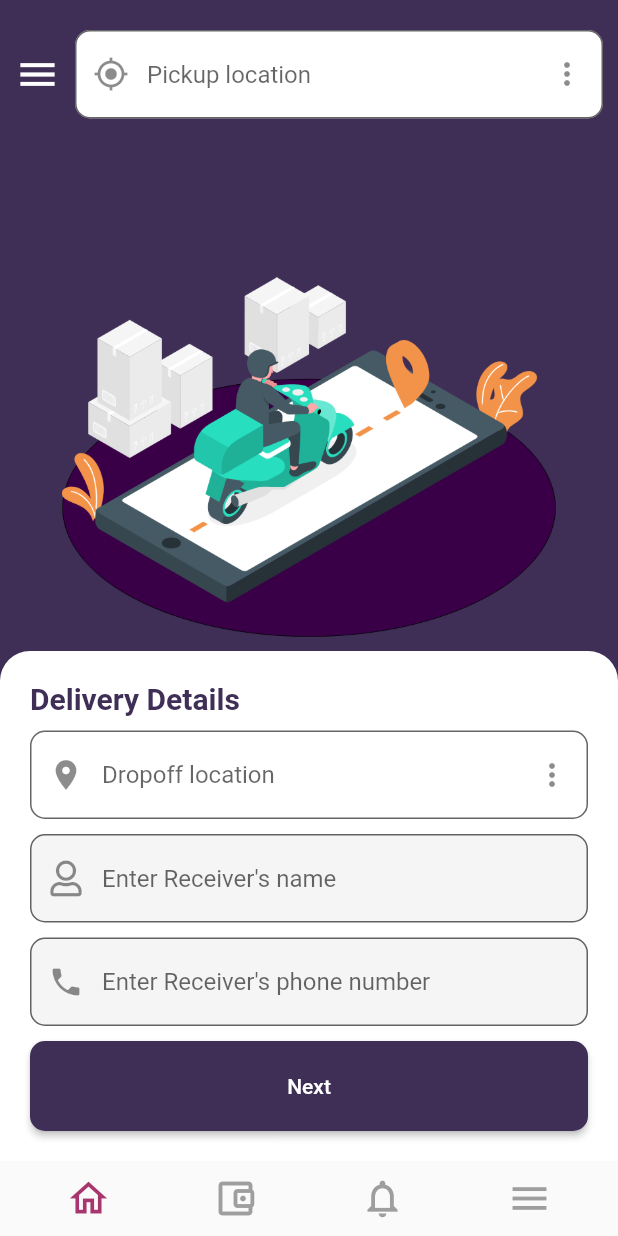
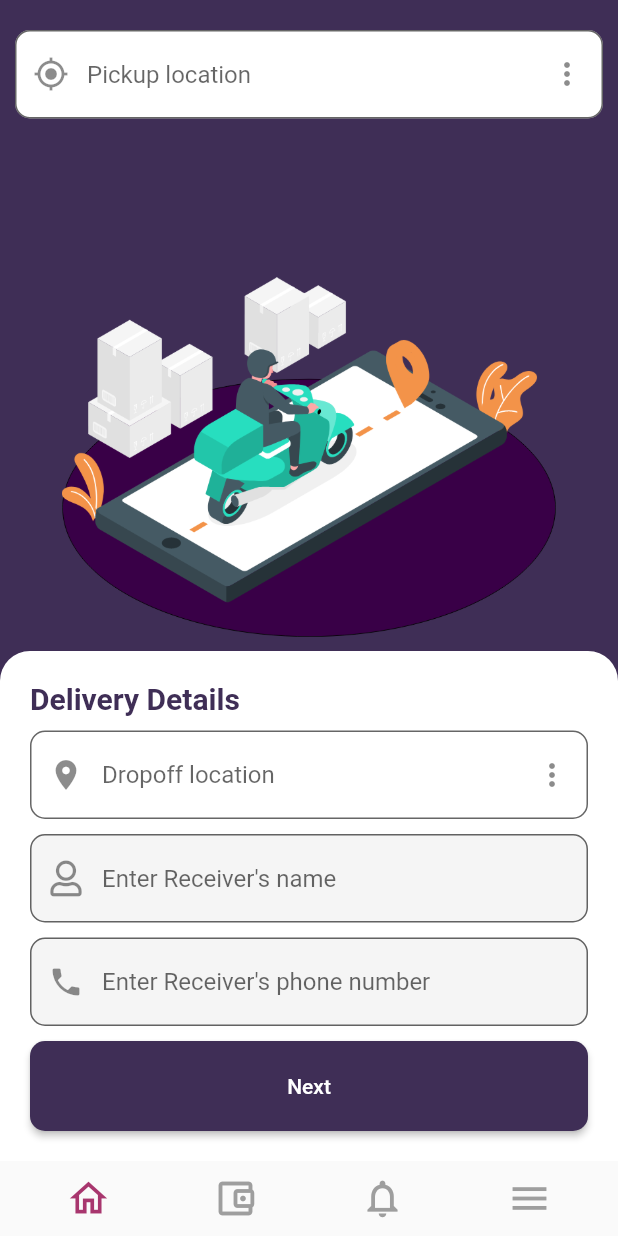
Before and after one commit to Abu-muhab/delivex, a Flutter app: the screen it shows once a user with an empty profile is signed in, on a phone screen of 412 x 824 dp. Run offline on Flutter 3.47's test engine with Material 2 defaults, Android fonts, the phone set to English and light mode, and no system bars; our stand-ins replace cloud_firestore, firebase_auth, firebase_core, flutter_spinkit, font_awesome_flutter, google_maps_flutter and 2 more; missing offline and left inert: flutter_paystack, keyboard_visibility, polyline; accounts and stored records are empty.

Commit message:
Update pickup_home.dart

```diff
--- a/lib/views/pickup_home.dart
+++ b/lib/views/pickup_home.dart
@@ -57,21 +57,6 @@ class PickUpHomeState extends State<PickUpHome> {
                                 alignment: Alignment.topCenter,
                                 child: Row(
                                   children: [
-                                    SizedBox(
-                                      width: 10,
-                                    ),
-                                    GestureDetector(
-                                      onTap: () {
-                                        FocusScope.of(context)
-                                            .requestFocus(new FocusNode());
-                                        Scaffold.of(context).openDrawer();
-                                      },
-                                      child: Icon(
-                                        Icons.menu,
-                                        color: Colors.white,
-                                        size: 30,
-                                      ),
-                                    ),
                                     SizedBox(
                                       width: 10,
                                     ),
```
